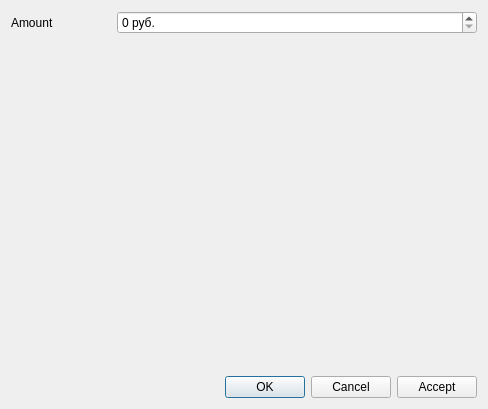
The window that ui/money-document.ui (eugeneai/dacha) describes before a commit, drawn with Qt 5.
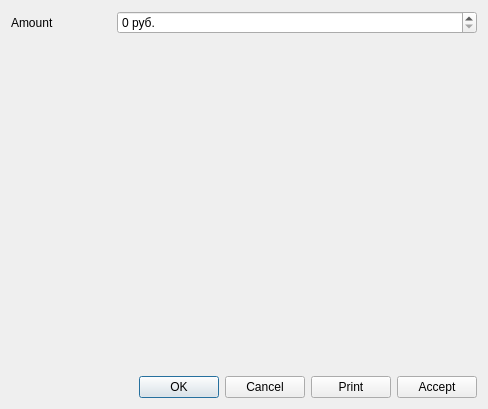
The same window after the commit.

Commit message: Added printing of document.

The edit to the form file:
```diff
--- a/ui/money-document.ui
+++ b/ui/money-document.ui
@@ -75,6 +75,13 @@
        </property>
       </widget>
      </item>
+     <item>
+      <widget class="QPushButton" name="buttonPrint">
+       <property name="text">
+        <string>Print</string>
+       </property>
+      </widget>
+     </item>
      <item>
       <widget class="QPushButton" name="accept">
        <property name="text">
```
The commit also changes 6 other files.
